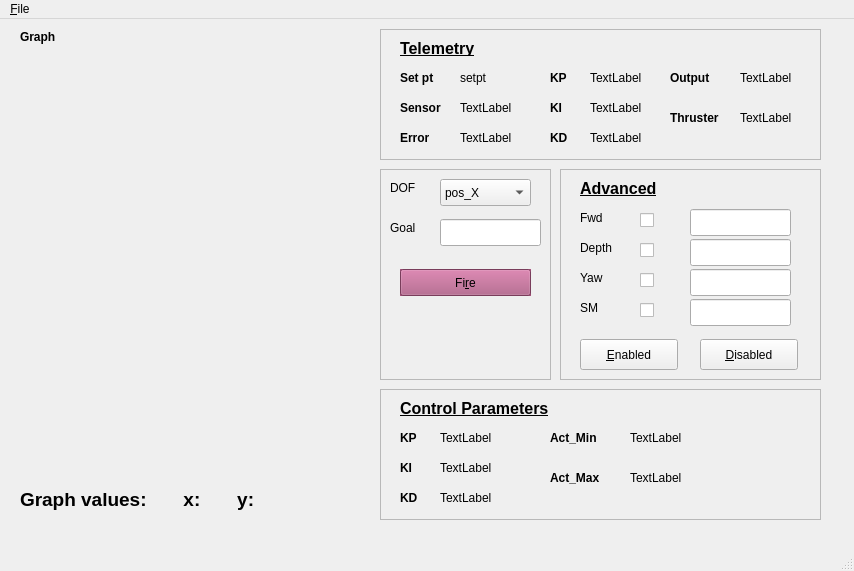
Old version of the form src/GUI/ControlUI.ui in the repository silverbullet1/bbauv.
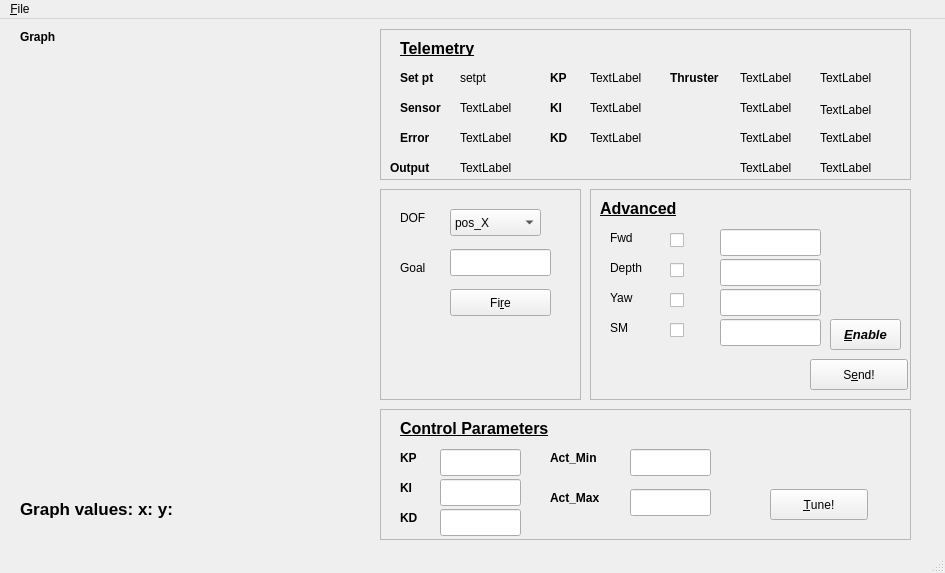
New version of the form. Custom widgets are drawn as their Qt base class.

The edit to the form file:
```diff
--- a/src/GUI/ControlUI.ui
+++ b/src/GUI/ControlUI.ui
@@ -6,8 +6,8 @@
    <rect>
     <x>0</x>
     <y>0</y>
-    <width>854</width>
-    <height>571</height>
+    <width>945</width>
+    <height>573</height>
    </rect>
   </property>
   <property name="windowTitle">
@@ -54,8 +54,8 @@
      <rect>
       <x>380</x>
       <y>10</y>
-      <width>441</width>
-      <height>131</height>
+      <width>531</width>
+      <height>151</height>
      </rect>
     </property>
     <property name="frameShape">
@@ -178,8 +178,8 @@
     <widget class="QLabel" name="output_label">
      <property name="geometry">
       <rect>
-       <x>290</x>
-       <y>40</y>
+       <x>10</x>
+       <y>130</y>
        <width>51</width>
        <height>17</height>
       </rect>
@@ -198,7 +198,7 @@
      <property name="geometry">
       <rect>
        <x>290</x>
-       <y>80</y>
+       <y>40</y>
        <width>61</width>
        <height>17</height>
       </rect>
@@ -294,8 +294,8 @@
     <widget class="QLabel" name="output_val">
      <property name="geometry">
       <rect>
-       <x>360</x>
-       <y>40</y>
+       <x>80</x>
+       <y>130</y>
        <width>66</width>
        <height>17</height>
       </rect>
@@ -308,7 +308,7 @@
      <property name="geometry">
       <rect>
        <x>360</x>
-       <y>80</y>
+       <y>40</y>
        <width>66</width>
        <height>17</height>
       </rect>
@@ -339,12 +339,103 @@
       <string>&lt;html&gt;&lt;head/&gt;&lt;body&gt;&lt;p&gt;&lt;span style=&quot; font-style:normal;&quot;&gt;Telemetry&lt;/span&gt;&lt;/p&gt;&lt;/body&gt;&lt;/html&gt;</string>
      </property>
     </widget>
+    <widget class="QLabel" name="thruster_val_2">
+     <property name="geometry">
+      <rect>
+       <x>360</x>
+       <y>70</y>
+       <width>66</width>
+       <height>17</height>
+      </rect>
+     </property>
+     <property name="text">
+      <string>TextLabel</string>
+     </property>
+    </widget>
+    <widget class="QLabel" name="thruster_val_3">
+     <property name="geometry">
+      <rect>
+       <x>360</x>
+       <y>100</y>
+       <width>66</width>
+       <height>17</height>
+      </rect>
+     </property>
+     <property name="text">
+      <string>TextLabel</string>
+     </property>
+    </widget>
+    <widget class="QLabel" name="thruster_val_4">
+     <property name="geometry">
+      <rect>
+       <x>360</x>
+       <y>130</y>
+       <width>66</width>
+       <height>17</height>
+      </rect>
+     </property>
+     <property name="text">
+      <string>TextLabel</string>
+     </property>
+    </widget>
+    <widget class="QLabel" name="thruster_val_8">
+     <property name="geometry">
+      <rect>
+       <x>440</x>
+       <y>40</y>
+       <width>66</width>
+       <height>17</height>
+      </rect>
+     </property>
+     <property name="text">
+      <string>TextLabel</string>
+     </property>
+    </widget>
+    <widget class="QLabel" name="thruster_val_6">
+     <property name="geometry">
+      <rect>
+       <x>440</x>
+       <y>130</y>
+       <width>66</width>
+       <height>17</height>
+      </rect>
+     </property>
+     <property name="text">
+      <string>TextLabel</string>
+     </property>
+    </widget>
+    <widget class="QLabel" name="thruster_val_7">
+     <property name="geometry">
+      <rect>
+       <x>440</x>
+       <y>70</y>
+       <width>71</width>
+       <height>21</height>
+      </rect>
+     </property>
+     <property name="text">
+      <string>TextLabel</string>
+     </property>
+    </widget>
+    <widget class="QLabel" name="thruster_val_5">
+     <property name="geometry">
+      <rect>
+       <x>440</x>
+       <y>100</y>
+       <width>66</width>
+       <height>17</height>
+      </rect>
+     </property>
+     <property name="text">
+      <string>TextLabel</string>
+     </property>
+    </widget>
    </widget>
    <widget class="QLabel" name="DOF_label">
     <property name="geometry">
      <rect>
-      <x>390</x>
-      <y>160</y>
+      <x>400</x>
+      <y>190</y>
       <width>51</width>
       <height>17</height>
      </rect>
@@ -353,38 +444,12 @@
      <string>DOF</string>
     </property>
    </widget>
-   <widget class="QLabel" name="Goal_label">
-    <property name="geometry">
-     <rect>
-      <x>390</x>
-      <y>200</y>
-      <width>51</width>
-      <height>17</height>
-     </rect>
-    </property>
-    <property name="text">
-     <string>Goal</string>
-    </property>
-   </widget>
-   <widget class="QLineEdit" name="goal_val">
-    <property name="geometry">
-     <rect>
-      <x>440</x>
-      <y>200</y>
-      <width>101</width>
-      <height>27</height>
-     </rect>
-    </property>
-    <property name="cursor">
-     <cursorShape>IBeamCursor</cursorShape>
-    </property>
-   </widget>
    <widget class="QFrame" name="controparam_frame">
     <property name="geometry">
      <rect>
       <x>380</x>
-      <y>370</y>
-      <width>441</width>
+      <y>390</y>
+      <width>531</width>
       <height>131</height>
      </rect>
     </property>
@@ -502,78 +567,69 @@
       <string>KP</string>
      </property>
     </widget>
-    <widget class="QLabel" name="con_KP_val">
+    <widget class="QLineEdit" name="con_KP_val">
      <property name="geometry">
       <rect>
        <x>60</x>
        <y>40</y>
-       <width>66</width>
-       <height>17</height>
+       <width>81</width>
+       <height>27</height>
       </rect>
      </property>
-     <property name="text">
-      <string>TextLabel</string>
-     </property>
     </widget>
-    <widget class="QLabel" name="con_KI_val">
+    <widget class="QLineEdit" name="con_KI_val">
      <property name="geometry">
       <rect>
        <x>60</x>
        <y>70</y>
-       <width>66</width>
-       <height>17</height>
+       <width>81</width>
+       <height>27</height>
       </rect>
      </property>
-     <property name="text">
-      <string>TextLabel</string>
-     </property>
     </widget>
-    <widget class="QLabel" name="con_KD_val">
-     <property name="geometry">
-      <rect>
-       <x>60</x>
-       <y>100</y>
-       <width>66</width>
-       <height>17</height>
-      </rect>
-     </property>
-     <property name="text">
-      <string>TextLabel</string>
-     </property>
-    </widget>
-    <widget class="QLabel" name="actmin_val">
+    <widget class="QLineEdit" name="actmin_val">
      <property name="geometry">
       <rect>
        <x>250</x>
        <y>40</y>
-       <width>66</width>
-       <height>17</height>
+       <width>81</width>
+       <height>27</height>
       </rect>
      </property>
-     <property name="text">
-      <string>TextLabel</string>
-     </property>
     </widget>
-    <widget class="QLabel" name="actmax_val">
+    <widget class="QLineEdit" name="actmax_val">
      <property name="geometry">
       <rect>
        <x>250</x>
        <y>80</y>
-       <width>66</width>
-       <height>17</height>
+       <width>81</width>
+       <height>27</height>
+      </rect>
+     </property>
+    </widget>
+    <widget class="QPushButton" name="tuneButton">
+     <property name="geometry">
+      <rect>
+       <x>390</x>
+       <y>80</y>
+       <width>98</width>
+       <height>31</height>
       </rect>
      </property>
      <property name="text">
-      <string>TextLabel</string>
+      <string>&amp;Tune!</string>
+     </property>
+     <property name="shortcut">
+      <string>Ctrl+E</string>
      </property>
     </widget>
    </widget>
    <widget class="QFrame" name="advanced_frame">
     <property name="geometry">
      <rect>
-      <x>560</x>
-      <y>150</y>
-      <width>261</width>
+      <x>590</x>
+      <y>170</y>
+      <width>321</width>
       <height>211</height>
      </rect>
     </property>
@@ -601,7 +657,7 @@
       <rect>
        <x>80</x>
        <y>40</y>
-       <width>97</width>
+       <width>41</width>
        <height>22</height>
       </rect>
      </property>
@@ -637,7 +693,7 @@
       <rect>
        <x>80</x>
        <y>70</y>
-       <width>97</width>
+       <width>41</width>
        <height>22</height>
       </rect>
      </property>
@@ -683,7 +739,7 @@
       <rect>
        <x>80</x>
        <y>100</y>
-       <width>97</width>
+       <width>41</width>
        <height>22</height>
       </rect>
      </property>
@@ -706,7 +762,7 @@
       <rect>
        <x>80</x>
        <y>130</y>
-       <width>97</width>
+       <width>41</width>
        <height>22</height>
       </rect>
      </property>
@@ -727,60 +783,68 @@
       <string>SM</string>
      </property>
     </widget>
+    <widget class="QLabel" name="Advanced_label">
+     <property name="geometry">
+      <rect>
+       <x>10</x>
+       <y>10</y>
+       <width>151</width>
+       <height>17</height>
+      </rect>
+     </property>
+     <property name="text">
+      <string>&lt;html&gt;&lt;head/&gt;&lt;body&gt;&lt;p&gt;&lt;span style=&quot; font-size:12pt; font-weight:600; text-decoration: underline;&quot;&gt;Advanced&lt;/span&gt;&lt;/p&gt;&lt;/body&gt;&lt;/html&gt;</string>
+     </property>
+     <property name="textFormat">
+      <enum>Qt::RichText</enum>
+     </property>
+    </widget>
+    <widget class="QPushButton" name="sendButton">
+     <property name="geometry">
+      <rect>
+       <x>220</x>
+       <y>170</y>
+       <width>98</width>
+       <height>31</height>
+      </rect>
+     </property>
+     <property name="text">
+      <string>S&amp;end!</string>
+     </property>
+     <property name="shortcut">
+      <string>Ctrl+E</string>
+     </property>
+    </widget>
     <widget class="QPushButton" name="enabledButton">
      <property name="geometry">
       <rect>
-       <x>20</x>
-       <y>170</y>
-       <width>98</width>
+       <x>240</x>
+       <y>130</y>
+       <width>71</width>
        <height>31</height>
       </rect>
      </property>
+     <property name="font">
+      <font>
+       <pointsize>10</pointsize>
+       <weight>75</weight>
+       <italic>true</italic>
+       <bold>true</bold>
+      </font>
+     </property>
      <property name="text">
-      <string>&amp;Enabled</string>
+      <string>&amp;Enable</string>
      </property>
      <property name="shortcut">
       <string>Ctrl+E</string>
      </property>
     </widget>
-    <widget class="QPushButton" name="disabledButton">
-     <property name="geometry">
-      <rect>
-       <x>140</x>
-       <y>170</y>
-       <width>98</width>
-       <height>31</height>
-      </rect>
-     </property>
-     <property name="text">
-      <string>&amp;Disabled</string>
-     </property>
-     <property name="shortcut">
-      <string>Ctrl+D</string>
-     </property>
-    </widget>
-   </widget>
-   <widget class="QLabel" name="Advanced_label">
-    <property name="geometry">
-     <rect>
-      <x>580</x>
-      <y>160</y>
-      <width>151</width>
-      <height>17</height>
-     </rect>
-    </property>
-    <property name="text">
-     <string>&lt;html&gt;&lt;head/&gt;&lt;body&gt;&lt;p&gt;&lt;span style=&quot; font-size:12pt; font-weight:600; text-decoration: underline;&quot;&gt;Advanced&lt;/span&gt;&lt;/p&gt;&lt;/body&gt;&lt;/html&gt;</string>
-    </property>
-    <property name="textFormat">
-     <enum>Qt::RichText</enum>
-    </property>
    </widget>
    <widget class="QComboBox" name="dof_comboBox">
     <property name="geometry">
      <rect>
-      <x>440</x>
-      <y>160</y>
+      <x>450</x>
+      <y>190</y>
       <width>91</width>
       <height>27</height>
      </rect>
@@ -805,20 +869,20 @@
     <property name="geometry">
      <rect>
       <x>20</x>
-      <y>470</y>
+      <y>480</y>
       <width>321</width>
       <height>21</height>
      </rect>
     </property>
     <property name="font">
      <font>
-      <pointsize>14</pointsize>
+      <pointsize>13</pointsize>
       <weight>75</weight>
       <bold>true</bold>
      </font>
     </property>
     <property name="text">
-     <string>Graph values:       x:       y:</string>
+     <string>&lt;html&gt;&lt;head/&gt;&lt;body&gt;&lt;p&gt;Graph values:  x:       y:&lt;/p&gt;&lt;/body&gt;&lt;/html&gt;</string>
     </property>
     <property name="textFormat">
      <enum>Qt::AutoText</enum>
@@ -828,8 +892,8 @@
     <property name="geometry">
      <rect>
       <x>380</x>
-      <y>150</y>
-      <width>171</width>
+      <y>170</y>
+      <width>201</width>
       <height>211</height>
      </rect>
     </property>
@@ -842,427 +906,12 @@
     <widget class="QPushButton" name="fireButton">
      <property name="geometry">
       <rect>
-       <x>20</x>
+       <x>70</x>
        <y>100</y>
-       <width>131</width>
+       <width>101</width>
        <height>27</height>
       </rect>
      </property>
-     <property name="palette">
-      <palette>
-       <active>
-        <colorrole role="WindowText">
-         <brush brushstyle="SolidPattern">
-          <color alpha="255">
-           <red>0</red>
-           <green>0</green>
-           <blue>0</blue>
-          </color>
-         </brush>
-        </colorrole>
-        <colorrole role="Button">
-         <brush brushstyle="SolidPattern">
-          <color alpha="255">
-           <red>170</red>
-           <green>85</green>
-           <blue>127</blue>
-          </color>
-         </brush>
-        </colorrole>
-        <colorrole role="Light">
-         <brush brushstyle="SolidPattern">
-          <color alpha="255">
-           <red>255</red>
-           <green>127</green>
-           <blue>191</blue>
-          </color>
-         </brush>
-        </colorrole>
-        <colorrole role="Midlight">
-         <brush brushstyle="SolidPattern">
-          <color alpha="255">
-           <red>212</red>
-           <green>106</green>
-           <blue>159</blue>
-          </color>
-         </brush>
-        </colorrole>
-        <colorrole role="Dark">
-         <brush brushstyle="SolidPattern">
-          <color alpha="255">
-           <red>85</red>
-           <green>42</green>
-           <blue>63</blue>
-          </color>
-         </brush>
-        </colorrole>
-        <colorrole role="Mid">
-         <brush brushstyle="SolidPattern">
-          <color alpha="255">
-           <red>113</red>
-           <green>56</green>
-           <blue>84</blue>
-          </color>
-         </brush>
-        </colorrole>
-        <colorrole role="Text">
-         <brush brushstyle="SolidPattern">
-          <color alpha="255">
-           <red>0</red>
-           <green>0</green>
-           <blue>0</blue>
-          </color>
-         </brush>
-        </colorrole>
-        <colorrole role="BrightText">
-         <brush brushstyle="SolidPattern">
-          <color alpha="255">
-           <red>255</red>
-           <green>255</green>
-           <blue>255</blue>
-          </color>
-         </brush>
-        </colorrole>
-        <colorrole role="ButtonText">
-         <brush brushstyle="SolidPattern">
-          <color alpha="255">
-           <red>0</red>
-           <green>0</green>
-           <blue>0</blue>
-          </color>
-         </brush>
-        </colorrole>
-        <colorrole role="Base">
-         <brush brushstyle="SolidPattern">
-          <color alpha="255">
-           <red>255</red>
-           <green>255</green>
-           <blue>255</blue>
-          </color>
-         </brush>
-        </colorrole>
-        <colorrole role="Window">
-         <brush brushstyle="SolidPattern">
-          <color alpha="255">
-           <red>170</red>
-           <green>85</green>
-           <blue>127</blue>
-          </color>
-         </brush>
-        </colorrole>
-        <colorrole role="Shadow">
-         <brush brushstyle="SolidPattern">
-          <color alpha="255">
-           <red>0</red>
-           <green>0</green>
-           <blue>0</blue>
-          </color>
-         </brush>
-        </colorrole>
-        <colorrole role="AlternateBase">
-         <brush brushstyle="SolidPattern">
-          <color alpha="255">
-           <red>212</red>
-           <green>170</green>
-           <blue>191</blue>
-          </color>
-         </brush>
-        </colorrole>
-        <colorrole role="ToolTipBase">
-         <brush brushstyle="SolidPattern">
-          <color alpha="255">
-           <red>255</red>
-           <green>255</green>
-           <blue>220</blue>
-          </color>
-         </brush>
-        </colorrole>
-        <colorrole role="ToolTipText">
-         <brush brushstyle="SolidPattern">
-          <color alpha="255">
-           <red>0</red>
-           <green>0</green>
-           <blue>0</blue>
-          </color>
-         </brush>
-        </colorrole>
-       </active>
-       <inactive>
-        <colorrole role="WindowText">
-         <brush brushstyle="SolidPattern">
-          <color alpha="255">
-           <red>0</red>
-           <green>0</green>
-           <blue>0</blue>
-          </color>
-         </brush>
-        </colorrole>
-        <colorrole role="Button">
-         <brush brushstyle="SolidPattern">
-          <color alpha="255">
-           <red>170</red>
-           <green>85</green>
-           <blue>127</blue>
-          </color>
-         </brush>
-        </colorrole>
-        <colorrole role="Light">
-         <brush brushstyle="SolidPattern">
-          <color alpha="255">
-           <red>255</red>
-           <green>127</green>
-           <blue>191</blue>
-          </color>
-         </brush>
-        </colorrole>
-        <colorrole role="Midlight">
-         <brush brushstyle="SolidPattern">
-          <color alpha="255">
-           <red>212</red>
-           <green>106</green>
-           <blue>159</blue>
-          </color>
-         </brush>
-        </colorrole>
-        <colorrole role="Dark">
-         <brush brushstyle="SolidPattern">
-          <color alpha="255">
-           <red>85</red>
-           <green>42</green>
-           <blue>63</blue>
-          </color>
-         </brush>
-        </colorrole>
-        <colorrole role="Mid">
-         <brush brushstyle="SolidPattern">
-          <color alpha="255">
-           <red>113</red>
-           <green>56</green>
-           <blue>84</blue>
-          </color>
-         </brush>
-        </colorrole>
-        <colorrole role="Text">
-         <brush brushstyle="SolidPattern">
-          <color alpha="255">
-           <red>0</red>
-           <green>0</green>
-           <blue>0</blue>
-          </color>
-         </brush>
-        </colorrole>
-        <colorrole role="BrightText">
-         <brush brushstyle="SolidPattern">
-          <color alpha="255">
-           <red>255</red>
-           <green>255</green>
-           <blue>255</blue>
-          </color>
-         </brush>
-        </colorrole>
-        <colorrole role="ButtonText">
-         <brush brushstyle="SolidPattern">
-          <color alpha="255">
-           <red>0</red>
-           <green>0</green>
-           <blue>0</blue>
-          </color>
-         </brush>
-        </colorrole>
-        <colorrole role="Base">
-         <brush brushstyle="SolidPattern">
-          <color alpha="255">
-           <red>255</red>
-           <green>255</green>
-           <blue>255</blue>
-          </color>
-         </brush>
-        </colorrole>
-        <colorrole role="Window">
-         <brush brushstyle="SolidPattern">
-          <color alpha="255">
-           <red>170</red>
-           <green>85</green>
-           <blue>127</blue>
-          </color>
-         </brush>
-        </colorrole>
-        <colorrole role="Shadow">
-         <brush brushstyle="SolidPattern">
-          <color alpha="255">
-           <red>0</red>
-           <green>0</green>
-           <blue>0</blue>
-          </color>
-         </brush>
-        </colorrole>
-        <colorrole role="AlternateBase">
-         <brush brushstyle="SolidPattern">
-          <color alpha="255">
-           <red>212</red>
-           <green>170</green>
-           <blue>191</blue>
-          </color>
-         </brush>
-        </colorrole>
-        <colorrole role="ToolTipBase">
-         <brush brushstyle="SolidPattern">
-          <color alpha="255">
-           <red>255</red>
-           <green>255</green>
-           <blue>220</blue>
-          </color>
-         </brush>
-        </colorrole>
-        <colorrole role="ToolTipText">
-         <brush brushstyle="SolidPattern">
-          <color alpha="255">
-           <red>0</red>
-           <green>0</green>
-           <blue>0</blue>
-          </color>
-         </brush>
-        </colorrole>
-       </inactive>
-       <disabled>
-        <colorrole role="WindowText">
-         <brush brushstyle="SolidPattern">
-          <color alpha="255">
-           <red>85</red>
-           <green>42</green>
-           <blue>63</blue>
-          </color>
-         </brush>
-        </colorrole>
-        <colorrole role="Button">
-         <brush brushstyle="SolidPattern">
-          <color alpha="255">
-           <red>170</red>
-           <green>85</green>
-           <blue>127</blue>
-          </color>
-         </brush>
-        </colorrole>
-        <colorrole role="Light">
-         <brush brushstyle="SolidPattern">
-          <color alpha="255">
-           <red>255</red>
-           <green>127</green>
-           <blue>191</blue>
-          </color>
-         </brush>
-        </colorrole>
-        <colorrole role="Midlight">
-         <brush brushstyle="SolidPattern">
-          <color alpha="255">
-           <red>212</red>
-           <green>106</green>
-           <blue>159</blue>
-          </color>
-         </brush>
-        </colorrole>
-        <colorrole role="Dark">
-         <brush brushstyle="SolidPattern">
-          <color alpha="255">
-           <red>85</red>
-           <green>42</green>
-           <blue>63</blue>
-          </color>
-         </brush>
-        </colorrole>
-        <colorrole role="Mid">
-         <brush brushstyle="SolidPattern">
-          <color alpha="255">
-           <red>113</red>
-           <green>56</green>
-           <blue>84</blue>
-          </color>
-         </brush>
-        </colorrole>
-        <colorrole role="Text">
-         <brush brushstyle="SolidPattern">
-          <color alpha="255">
-           <red>85</red>
-           <green>42</green>
-           <blue>63</blue>
-          </color>
-         </brush>
-        </colorrole>
-        <colorrole role="BrightText">
-         <brush brushstyle="SolidPattern">
-          <color alpha="255">
-           <red>255</red>
-           <green>255</green>
-           <blue>255</blue>
-          </color>
-         </brush>
-        </colorrole>
-        <colorrole role="ButtonText">
-         <brush brushstyle="SolidPattern">
-          <color alpha="255">
-           <red>85</red>
-           <green>42</green>
-           <blue>63</blue>
-          </color>
-         </brush>
-        </colorrole>
-        <colorrole role="Base">
-         <brush brushstyle="SolidPattern">
-          <color alpha="255">
-           <red>170</red>
-           <green>85</green>
-           <blue>127</blue>
-          </color>
-         </brush>
-        </colorrole>
-        <colorrole role="Window">
-         <brush brushstyle="SolidPattern">
-          <color alpha="255">
-           <red>170</red>
-           <green>85</green>
-           <blue>127</blue>
-          </color>
-         </brush>
-        </colorrole>
-        <colorrole role="Shadow">
-         <brush brushstyle="SolidPattern">
-          <color alpha="255">
-           <red>0</red>
-           <green>0</green>
-           <blue>0</blue>
-          </color>
-         </brush>
-        </colorrole>
-        <colorrole role="AlternateBase">
-         <brush brushstyle="SolidPattern">
-          <color alpha="255">
-           <red>170</red>
-           <green>85</green>
-           <blue>127</blue>
-          </color>
-         </brush>
-        </colorrole>
-        <colorrole role="ToolTipBase">
-         <brush brushstyle="SolidPattern">
-          <color alpha="255">
-           <red>255</red>
-           <green>255</green>
-           <blue>220</blue>
-          </color>
-         </brush>
-        </colorrole>
-        <colorrole role="ToolTipText">
-         <brush brushstyle="SolidPattern">
-          <color alpha="255">
-           <red>0</red>
-           <green>0</green>
-           <blue>0</blue>
-          </color>
-         </brush>
-        </colorrole>
-       </disabled>
-      </palette>
-     </property>
      <property name="autoFillBackground">
       <bool>true</bool>
      </property>
@@ -1276,6 +925,46 @@
       <bool>false</bool>
      </property>
     </widget>
+    <widget class="QLineEdit" name="goal_val">
+     <property name="geometry">
+      <rect>
+       <x>70</x>
+       <y>60</y>
+       <width>101</width>
+       <height>27</height>
+      </rect>
+     </property>
+     <property name="cursor">
+      <cursorShape>IBeamCursor</cursorShape>
+     </property>
+    </widget>
+    <widget class="QLabel" name="Goal_label">
+     <property name="geometry">
+      <rect>
+       <x>20</x>
+       <y>70</y>
+       <width>51</width>
+       <height>17</height>
+      </rect>
+     </property>
+     <property name="text">
+      <string>Goal</string>
+     </property>
+    </widget>
+    <zorder>fireButton</zorder>
+    <zorder>goal_val</zorder>
+    <zorder>DOF_label</zorder>
+    <zorder>Goal_label</zorder>
+   </widget>
+   <widget class="QLineEdit" name="con_KD_val">
+    <property name="geometry">
+     <rect>
+      <x>440</x>
+      <y>490</y>
+      <width>81</width>
+      <height>27</height>
+     </rect>
+    </property>
    </widget>
    <zorder>frame</zorder>
    <zorder>horizontalLayoutWidget</zorder>
@@ -1295,7 +984,7 @@
     <rect>
      <x>0</x>
      <y>0</y>
-     <width>854</width>
+     <width>945</width>
      <height>25</height>
     </rect>
    </property>
```
Left out of the diff: 23 changed lines with no effect on the pictures.
